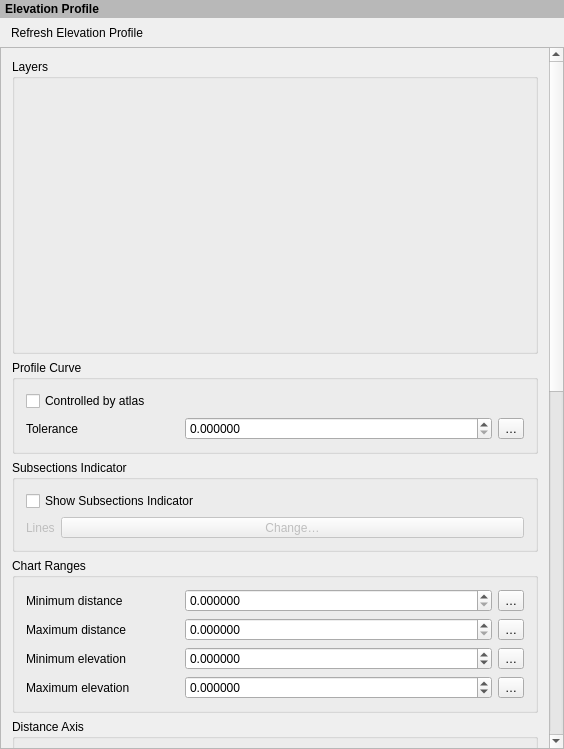
Before: the Qt Designer form src/ui/layout/qgslayoutelevationprofilewidgetbase.ui in qgis/QGIS, drawn with Qt 5.
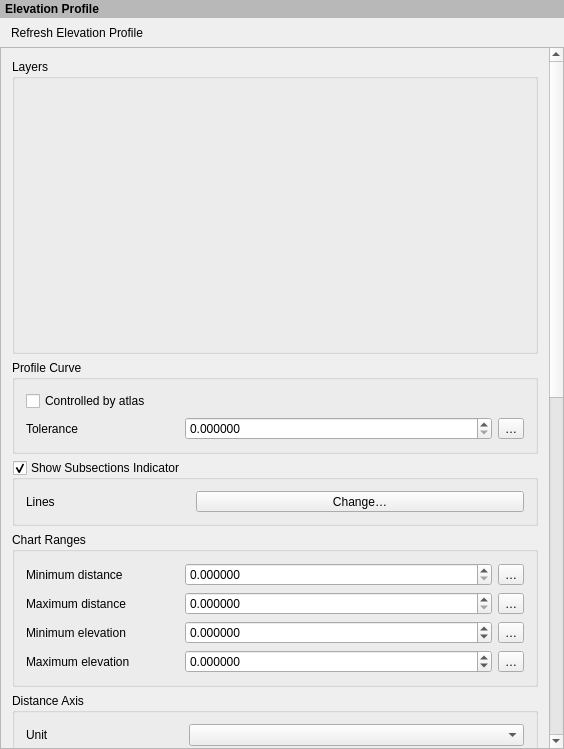
After: the same form once the commit is applied. Icons and pictures are not drawn. Custom widgets are drawn as their Qt base class.

Commit message: Cleanup messy subsection UI in layout elevation profile item

The edit to the form file:
```diff
--- a/src/ui/layout/qgslayoutelevationprofilewidgetbase.ui
+++ b/src/ui/layout/qgslayoutelevationprofilewidgetbase.ui
@@ -77,9 +77,9 @@
       <property name="geometry">
        <rect>
         <x>0</x>
-        <y>-694</y>
+        <y>-127</y>
         <width>548</width>
-        <height>1439</height>
+        <height>1515</height>
        </rect>
       </property>
       <property name="sizePolicy">
@@ -149,33 +149,23 @@
         </widget>
        </item>
        <item>
-        <widget class="QgsCollapsibleGroupBoxBasic" name="collapsibleGroupboxSubsections">
+        <widget class="QgsCollapsibleGroupBoxBasic" name="mSubsectionsActivateCheck">
          <property name="title">
-          <string>Subsections Indicator</string>
+          <string>Show Subsections Indicator</string>
          </property>
-         <layout class="QGridLayout" name="gridLayoutSubsections">
-          <item row="0" column="0" colspan="2">
-           <widget class="QCheckBox" name="mSubsectionsActivateCheck">
-            <property name="text">
-             <string>Show Subsections Indicator</string>
-            </property>
-           </widget>
-          </item>
-          <item row="1" column="0">
+         <property name="checkable">
+          <bool>true</bool>
+         </property>
+         <layout class="QGridLayout" name="gridLayoutSubsections" columnstretch="1,2">
+          <item row="0" column="0">
            <widget class="QLabel" name="mSubsectionsSymbolLabel">
             <property name="text">
              <string>Lines</string>
             </property>
-            <property name="enabled">
-             <bool>false</bool>
-            </property>
            </widget>
           </item>
-          <item row="1" column="1">
+          <item row="0" column="1">
            <widget class="QgsSymbolButton" name="mSubsectionsSymbolButton">
-            <property name="enabled">
-             <bool>false</bool>
-            </property>
             <property name="sizePolicy">
              <sizepolicy hsizetype="Expanding" vsizetype="Fixed">
               <horstretch>0</horstretch>
```
Left out of the diff: 10 changed lines with no effect on the pictures. The commit also changes 1 other file.
